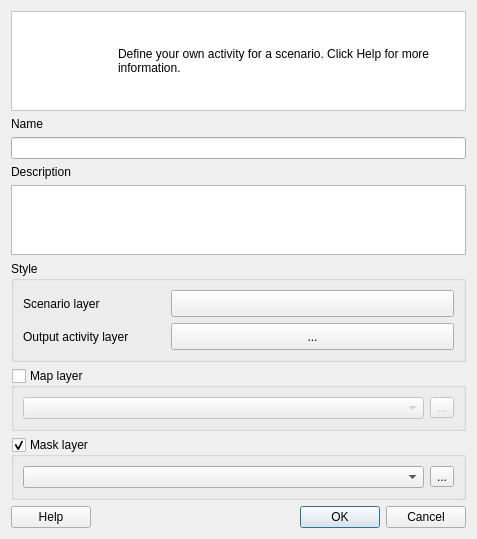
Above: src/cplus_plugin/ui/activity_editor_dialog.ui from ConservationInternational/cplus-plugin before the change. Below: the same form after it.
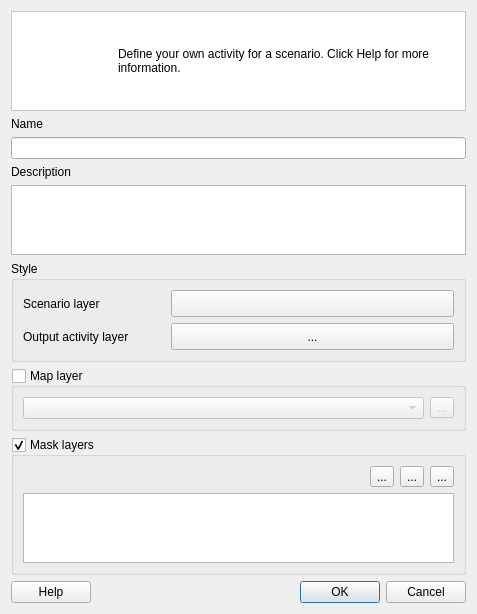
That is the form after the change. Custom widgets are drawn as their Qt base class.

Commit message: implemented new ui components

What changed in the file:
```diff
--- a/src/cplus_plugin/ui/activity_editor_dialog.ui
+++ b/src/cplus_plugin/ui/activity_editor_dialog.ui
@@ -7,7 +7,7 @@
     <x>0</x>
     <y>0</y>
     <width>477</width>
-    <height>508</height>
+    <height>588</height>
    </rect>
   </property>
   <property name="minimumSize">
@@ -256,14 +256,24 @@
    <item row="8" column="0" colspan="3">
     <widget class="QgsCollapsibleGroupBox" name="mask_box">
      <property name="title">
-      <string>Mask layer</string>
+      <string>Mask layers</string>
      </property>
      <property name="checkable">
       <bool>true</bool>
      </property>
      <layout class="QGridLayout" name="gridLayout_4">
       <item row="0" column="0">
-       <widget class="QgsMapLayerComboBox" name="mask_layer"/>
+       <spacer name="horizontalSpacer_2">
+        <property name="orientation">
+         <enum>Qt::Horizontal</enum>
+        </property>
+        <property name="sizeHint" stdset="0">
+         <size>
+          <width>40</width>
+          <height>20</height>
+         </size>
+        </property>
+       </spacer>
       </item>
       <item row="0" column="1">
        <widget class="QToolButton" name="btn_select_mask">
@@ -272,6 +282,27 @@
         </property>
        </widget>
       </item>
+      <item row="0" column="3">
+       <widget class="QToolButton" name="btn_delete_mask">
+        <property name="text">
+         <string>...</string>
+        </property>
+       </widget>
+      </item>
+      <item row="0" column="2">
+       <widget class="QToolButton" name="btn_edit_mask">
+        <property name="text">
+         <string>...</string>
+        </property>
+       </widget>
+      </item>
+      <item row="1" column="0" colspan="4">
+       <widget class="QListWidget" name="lst_mask_layers">
+        <property name="selectionMode">
+         <enum>QAbstractItemView::MultiSelection</enum>
+        </property>
+       </widget>
+      </item>
      </layout>
     </widget>
    </item>
```
Left out of the diff: 30 changed lines with no effect on the pictures. The commit also changes 5 other files.
